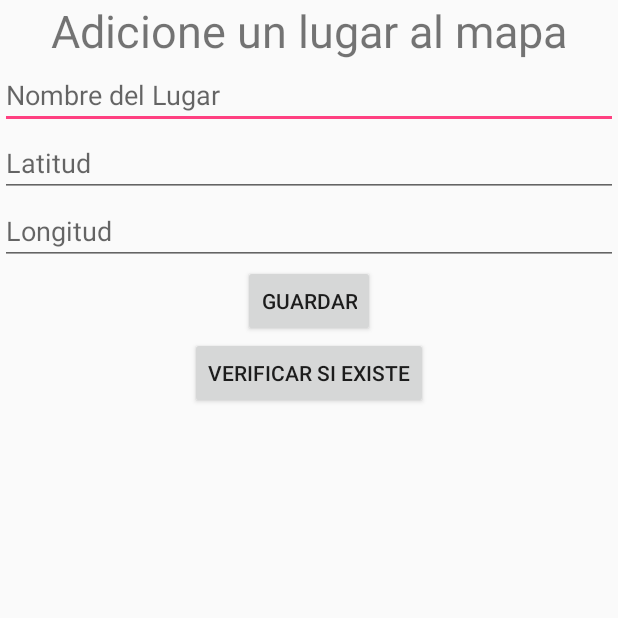
After one commit to sebastianver123/FASTFOOD2, an Android app: the AgregarPuntos screen opened directly, with no data from a screen before it, on a phone screen of 412 x 824 dp, the top half of it. The commit adds this screen. Run offline under Robolectric (Android 15) with nearby library versions, the phone set to English and light mode, and no system bars.

Commit message:
Creacion Clases Para guardar puntos

```diff
--- a/app/src/main/AndroidManifest.xml
+++ b/app/src/main/AndroidManifest.xml
@@ -8,7 +8,7 @@
          location permissions for the 'MyLocation' functionality.
     -->
     <uses-permission android:name="android.permission.ACCESS_FINE_LOCATION" />
-    <uses-permission android:name="android.permission.INTERNET"/>
+    <uses-permission android:name="android.permission.INTERNET" />
 
     <application
         android:allowBackup="true"
@@ -39,7 +39,8 @@
         <activity
             android:name=".MapsActivity"
             android:label="@string/title_activity_maps" />
-        <activity android:name=".PantallaPrincipal"></activity>
+        <activity android:name=".PantallaPrincipal" />
+        <activity android:name=".AgregarPuntos"></activity>
     </application>
 
 </manifest>
--- /dev/null
+++ b/app/src/main/java/co/edu/udistrtital/sebastianvergara/fastfood/AgregarPuntos.java
@@ -0,0 +1,13 @@
+package co.edu.udistrtital.sebastianvergara.fastfood;
+
+import android.support.v7.app.AppCompatActivity;
+import android.os.Bundle;
+
+public class AgregarPuntos extends AppCompatActivity {
+
+    @Override
+    protected void onCreate(Bundle savedInstanceState) {
+        super.onCreate(savedInstanceState);
+        setContentView(R.layout.activity_agregar_puntos);
+    }
+}
--- a/app/src/main/java/co/edu/udistrtital/sebastianvergara/fastfood/MainActivity.java
+++ b/app/src/main/java/co/edu/udistrtital/sebastianvergara/fastfood/MainActivity.java
@@ -29,7 +29,7 @@ public class MainActivity extends AppCompatActivity {
         edContraseña = (EditText)findViewById(R.id.pass);
 
 
-         final BaseDeDatos ayudaDatos = new BaseDeDatos(getApplicationContext());
+        final BaseDeDatos ayudaDatos = new BaseDeDatos(getApplicationContext());
 
         btnsingup.setOnClickListener(new View.OnClickListener() {
             @Override
--- /dev/null
+++ b/app/src/main/res/layout/activity_agregar_puntos.xml
@@ -0,0 +1,70 @@
+<?xml version="1.0" encoding="utf-8"?>
+<android.support.constraint.ConstraintLayout xmlns:android="http://schemas.android.com/apk/res/android"
+    xmlns:app="http://schemas.android.com/apk/res-auto"
+    xmlns:tools="http://schemas.android.com/tools"
+    android:layout_width="match_parent"
+    android:layout_height="match_parent"
+    tools:context="co.edu.udistrtital.sebastianvergara.fastfood.AgregarPuntos">
+
+
+    <AbsoluteLayout
+        android:layout_width="wrap_content"
+        android:layout_height="match_parent">
+
+        <ScrollView
+            android:layout_width="wrap_content"
+            android:layout_height="wrap_content">
+            <RelativeLayout
+                android:layout_width="wrap_content"
+                android:layout_height="wrap_content">
+                <TextView
+                    android:layout_width="wrap_content"
+                    android:layout_height="wrap_content"
+                    android:id="@+id/addtitle"
+                    android:text="Adicione un lugar al mapa"
+                    android:textSize="30dp"
+                    android:layout_centerHorizontal="true"/>
+                <EditText
+                    android:layout_width="match_parent"
+                    android:layout_height="wrap_content"
+                    android:id="@+id/nombreLugar"
+                    android:hint="@string/addLugar"
+                    android:layout_below="@+id/addtitle"
+                    android:maxLines="1"/>
+                <EditText
+                    android:layout_width="match_parent"
+                    android:layout_height="wrap_content"
+                    android:id="@+id/latLugar"
+                    android:hint="@string/lat"
+                    android:layout_below="@+id/nombreLugar"
+                    android:maxLines="1"/>
+                <EditText
+                    android:layout_width="match_parent"
+                    android:layout_height="wrap_content"
+                    android:id="@+id/lngLugar"
+                    android:hint="@string/lng"
+                    android:layout_below="@+id/latLugar"
+                    android:maxLines="1"/>
+                <Button
+                    android:layout_width="wrap_content"
+                    android:layout_height="wrap_content"
+                    android:id="@+id/btnGuardarAdd"
+                    android:text="@string/save"
+                    android:layout_below="@+id/lngLugar"
+                    android:layout_centerHorizontal="true"/>
+                <Button
+                    android:layout_width="wrap_content"
+                    android:layout_height="wrap_content"
+                    android:id="@+id/btnVerificarExistencia"
+                    android:text="@string/verificarExistencia"
+                    android:layout_below="@+id/btnGuardarAdd"
+                    android:layout_centerHorizontal="true"/>
+
+            </RelativeLayout>
+        </ScrollView>
+    </AbsoluteLayout>
+
+
+
+
+</android.support.constraint.ConstraintLayout>
--- a/app/src/main/res/values/strings.xml
+++ b/app/src/main/res/values/strings.xml
@@ -7,5 +7,11 @@
     <string name="title_activity_maps">Mapa</string>
     <string name="subTitle">INICIO DE SESIÓN</string>
     <string name="buscar">BUSCAR</string>
+    <string name="clear">Limpiar Mapa</string>
+    <string name="addLugar">Nombre del Lugar</string>
+    <string name="lat">Latitud</string>
+    <string name="lng">Longitud</string>
+    <string name="save">Guardar</string>
+    <string name="verificarExistencia">Verificar si Existe</string>
 
 </resources>
```
Also changed, not shown: app/src/main/java/co/edu/udistrtital/sebastianvergara/fastfood/DatosLugaresComida.java (added, +60 -0 lines), app/src/main/java/co/edu/udistrtital/sebastianvergara/fastfood/PantallaPrincipal.java (+17 -0 lines), app/src/main/res/layout/activity_main.xml (+10 -10 lines), app/src/main/res/layout/activity_pantalla_principal.xml (+19 -16 lines).
